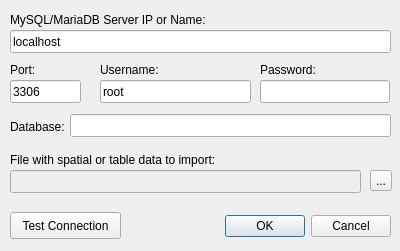
Qt form mysql_import_dialog_base.ui (immoblecher/qgis-plugin-mysqlimport) before a commit.
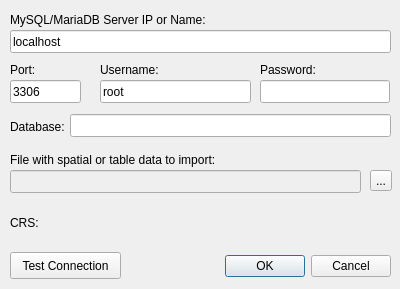
The same form after that commit. Custom widgets are drawn as their Qt base class.

The edit to the form file:
```diff
--- a/mysql_import_dialog_base.ui
+++ b/mysql_import_dialog_base.ui
@@ -7,7 +7,7 @@
     <x>0</x>
     <y>0</y>
     <width>400</width>
-    <height>251</height>
+    <height>289</height>
    </rect>
   </property>
   <property name="windowTitle">
@@ -17,7 +17,7 @@
    <property name="geometry">
     <rect>
      <x>210</x>
-     <y>210</y>
+     <y>250</y>
      <width>181</width>
      <height>32</height>
     </rect>
@@ -208,7 +208,7 @@
    <property name="geometry">
     <rect>
      <x>10</x>
-     <y>212</y>
+     <y>252</y>
      <width>111</width>
      <height>27</height>
     </rect>
@@ -217,7 +217,40 @@
     <string>Test Connection</string>
    </property>
   </widget>
+  <widget class="QgsProjectionSelectionWidget" name="mQgsProjectionSelectionWidget">
+   <property name="geometry">
+    <rect>
+     <x>44</x>
+     <y>208</y>
+     <width>348</width>
+     <height>27</height>
+    </rect>
+   </property>
+   <property name="toolTip">
+    <string>Provide the CRS for the imported table(s)</string>
+   </property>
+  </widget>
+  <widget class="QLabel" name="label_7">
+   <property name="geometry">
+    <rect>
+     <x>10</x>
+     <y>216</y>
+     <width>30</width>
+     <height>13</height>
+    </rect>
+   </property>
+   <property name="text">
+    <string>CRS:</string>
+   </property>
+  </widget>
  </widget>
+ <customwidgets>
+  <customwidget>
+   <class>QgsProjectionSelectionWidget</class>
+   <extends>QWidget</extends>
+   <header>qgsprojectionselectionwidget.h</header>
+  </customwidget>
+ </customwidgets>
  <resources/>
  <connections>
   <connection>
```
